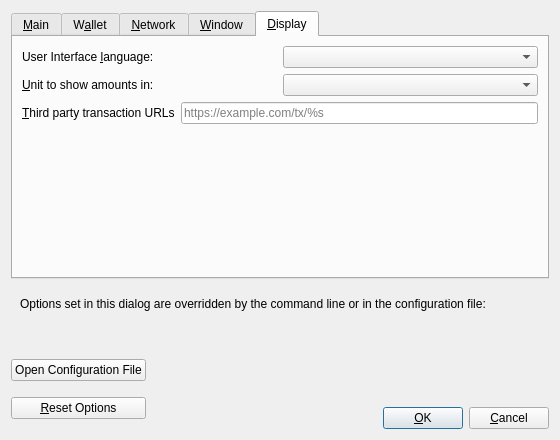
The window that src/qt/forms/optionsdialog.ui (jayhines91/vericoin) describes before a commit, drawn with Qt 5.
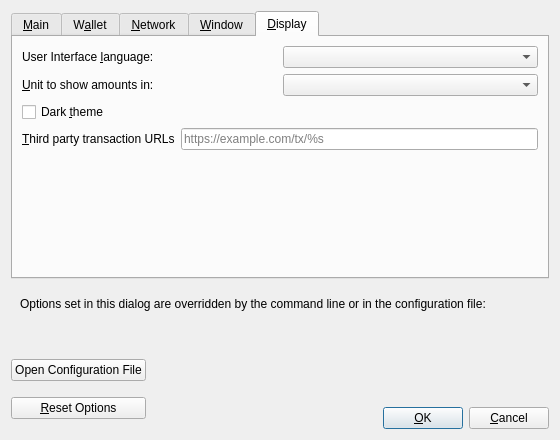
The same window after the commit. The open tabs and pages were chosen to show the change. Custom widgets are drawn as their Qt base class.

Commit message:
Vericoin 2.1.1 beta: dark mode, UI polish, undo reorg fix, build hardening.
Ship-ready 2.1.x line on vericoin-2.1 branch — 2.0.1 chain logic plus QoL
only (no IBD PoST attestation path). Includes vendored shared QSS, macOS
build stub, and branch/version docs clarifying master vs vericoin-2.1.

The edit to the form file:
```diff
--- a/src/qt/forms/optionsdialog.ui
+++ b/src/qt/forms/optionsdialog.ui
@@ -615,6 +615,16 @@
          </item>
         </layout>
        </item>
+       <item>
+        <widget class="QCheckBox" name="darkMode">
+         <property name="toolTip">
+          <string>Enable a dark color scheme for the wallet interface. Uncheck to return to light theme. Takes effect immediately.</string>
+         </property>
+         <property name="text">
+          <string>Dark &amp;theme</string>
+         </property>
+        </widget>
+       </item>
        <item>
         <layout class="QHBoxLayout" name="horizontalLayout_3_Display">
          <item>
```
The commit also changes 51 other files.
